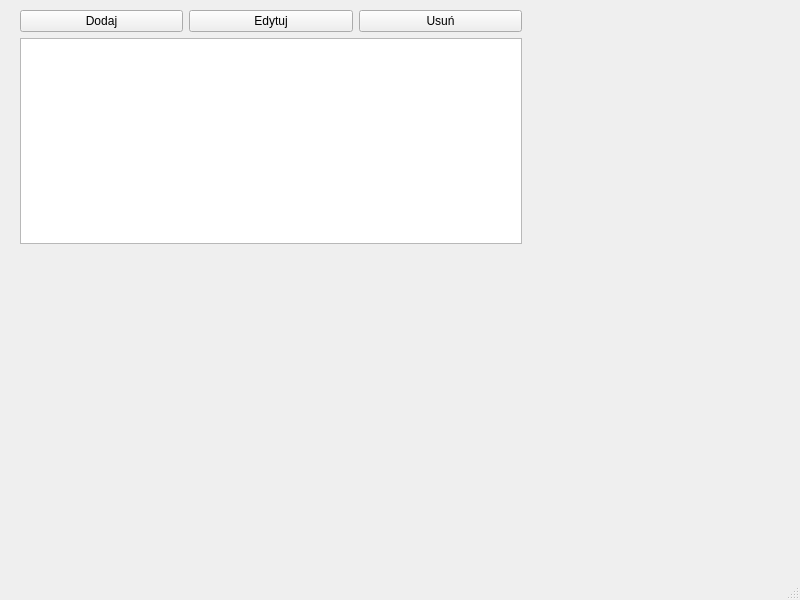
This is mainwindow.ui in DomaszDomingo/NewestMagazyn as Qt 5 draws it before an edit. The edited form follows.
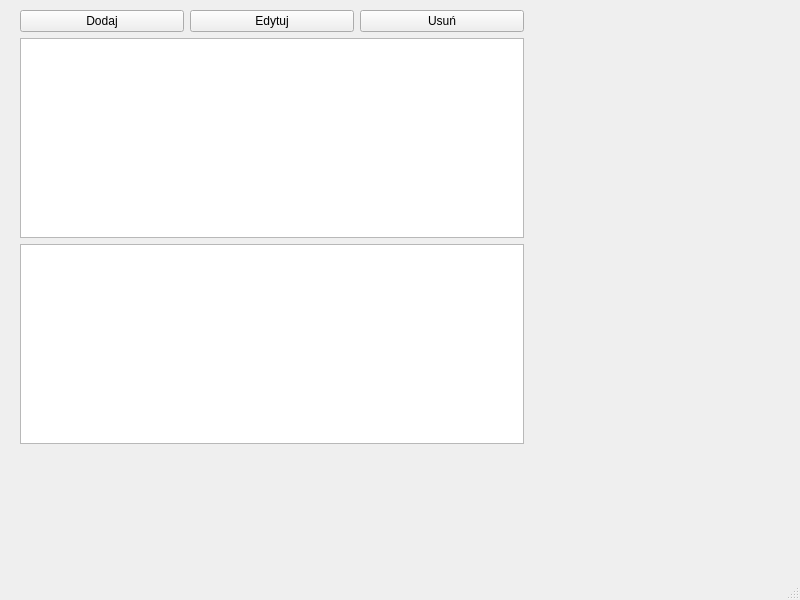
This is the edited form. Custom widgets are drawn as their Qt base class.

The edit to the form file:
```diff
--- a/mainwindow.ui
+++ b/mainwindow.ui
@@ -19,10 +19,12 @@
      <rect>
       <x>20</x>
       <y>10</y>
-      <width>502</width>
-      <height>234</height>
+      <width>504</width>
+      <height>434</height>
      </rect>
     </property>
+    <layout class="QVBoxLayout" name="verticalLayout_2">
+     <item>
     <layout class="QVBoxLayout" name="verticalLayout">
      <item>
       <layout class="QHBoxLayout" name="horizontalLayout">
@@ -66,6 +68,11 @@
       </widget>
      </item>
     </layout>
+     </item>
+     <item>
+      <widget class="QChartView" name="quantityChartView"/>
+     </item>
+    </layout>
    </widget>
   </widget>
   <widget class="QMenuBar" name="menubar">
@@ -80,6 +87,13 @@
   </widget>
   <widget class="QStatusBar" name="statusbar"/>
  </widget>
+ <customwidgets>
+  <customwidget>
+   <class>QChartView</class>
+   <extends>QGraphicsView</extends>
+   <header>QtCharts/qchartview.h</header>
+  </customwidget>
+ </customwidgets>
  <resources/>
  <connections/>
 </ui>
```
Lines whose indentation alone changed are shown as unchanged.
